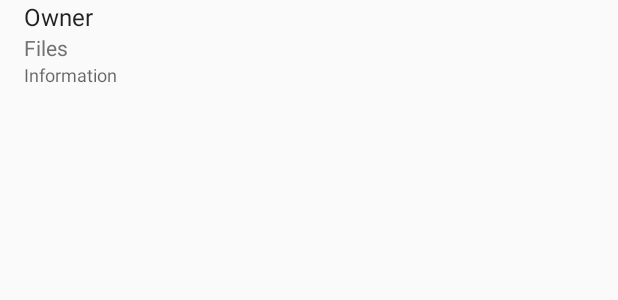
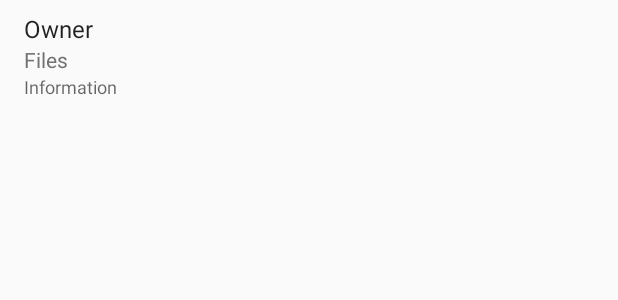
Before and after one commit to arkon/CDFLabs, an Android app: the layout queue_job_item.xml on its own in the app's theme, with its tools: preview values and no code run, on a phone screen of 412 x 824 dp. Shown: the top 300 px of the screen. Run offline under Robolectric (Android 15) with nearby library versions, the phone set to English and light mode, and no system bars.

Commit message:
Minor padding change

```diff
--- a/app/src/main/java/me/echeung/cdflabs/adapters/PrintersListAdapter.java
+++ b/app/src/main/java/me/echeung/cdflabs/adapters/PrintersListAdapter.java
@@ -48,8 +48,8 @@ public class PrintersListAdapter extends RecyclerView.Adapter<RecyclerView.ViewH
         // Set dialog list adapter
         this.mQueueAdapter = new PrinterQueueListAdapter(context, R.layout.queue_job_item);
         this.mQueueList = (ListView) dialogView.findViewById(R.id.printer_queue);
+        this.mQueueList.setAdapter(mQueueAdapter);
         this.mQueueList.setEmptyView(dialogView.findViewById(R.id.printer_queue_empty));
-        this.mQueueList.setAdapter(mQueueAdapter);
     }
 
     @Override
@@ -103,11 +103,11 @@ public class PrintersListAdapter extends RecyclerView.Adapter<RecyclerView.ViewH
                 printerHolder.itemView.setOnClickListener(new View.OnClickListener() {
                     @Override
                     public void onClick(View view) {
-                        mQueueList.invalidateViews();
-
                         mQueueAdapter.clear();
                         mQueueAdapter.addAll(printer.getQueue());
+
                         mQueueAdapter.notifyDataSetChanged();
+                        mQueueList.invalidateViews();
 
                         mQueueDialog.show();
                     }
--- a/app/src/main/res/layout/queue_job_item.xml
+++ b/app/src/main/res/layout/queue_job_item.xml
@@ -4,7 +4,8 @@
     android:layout_width="match_parent"
     android:layout_height="match_parent"
     android:orientation="vertical"
-    android:paddingBottom="@dimen/regular_margin"
+    android:paddingTop="@dimen/small_margin"
+    android:paddingBottom="@dimen/small_margin"
     android:paddingLeft="@dimen/regular_margin"
     android:paddingRight="@dimen/regular_margin">
 
```
